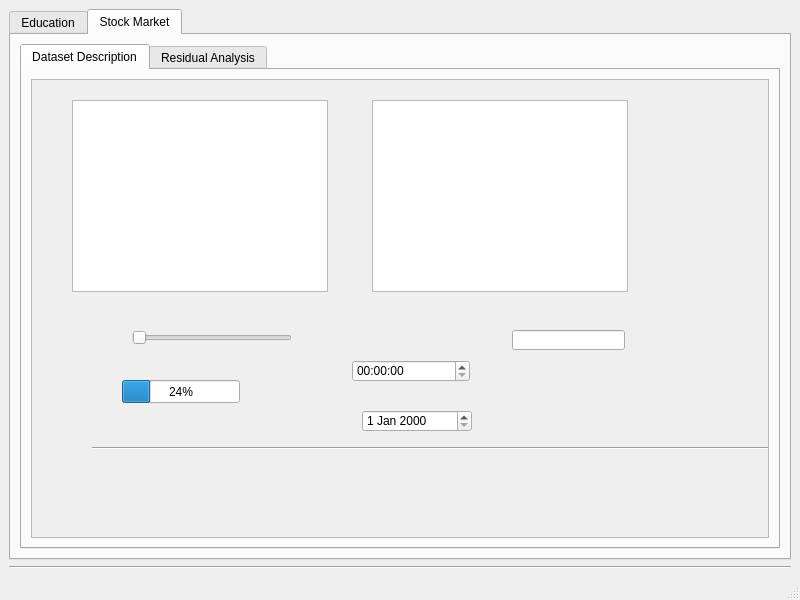
Before: the Qt Designer form ailever/apps/ailever.ui in ailever/ailever, drawn with Qt 5.
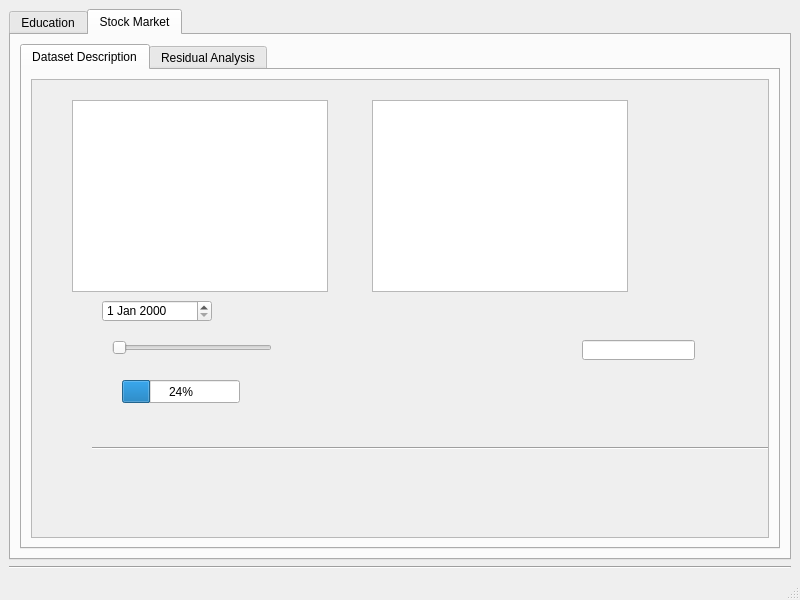
After: the same form once the commit is applied.

What changed in the file:
```diff
--- a/ailever/apps/ailever.ui
+++ b/ailever/apps/ailever.ui
@@ -157,8 +157,8 @@
                <widget class="QSlider" name="horizontalSlider">
                 <property name="geometry">
                  <rect>
-                  <x>100</x>
-                  <y>250</y>
+                  <x>80</x>
+                  <y>260</y>
                   <width>160</width>
                   <height>16</height>
                  </rect>
@@ -167,21 +167,11 @@
                  <enum>Qt::Horizontal</enum>
                 </property>
                </widget>
-               <widget class="QTimeEdit" name="timeEdit">
-                <property name="geometry">
-                 <rect>
-                  <x>320</x>
-                  <y>280</y>
-                  <width>118</width>
-                  <height>22</height>
-                 </rect>
-                </property>
-               </widget>
                <widget class="QDateEdit" name="dateEdit">
                 <property name="geometry">
                  <rect>
-                  <x>330</x>
-                  <y>330</y>
+                  <x>70</x>
+                  <y>220</y>
                   <width>110</width>
                   <height>22</height>
                  </rect>
@@ -190,8 +180,8 @@
                <widget class="QLineEdit" name="lineEdit">
                 <property name="geometry">
                  <rect>
-                  <x>480</x>
-                  <y>250</y>
+                  <x>550</x>
+                  <y>260</y>
                   <width>113</width>
                   <height>20</height>
                  </rect>
```
